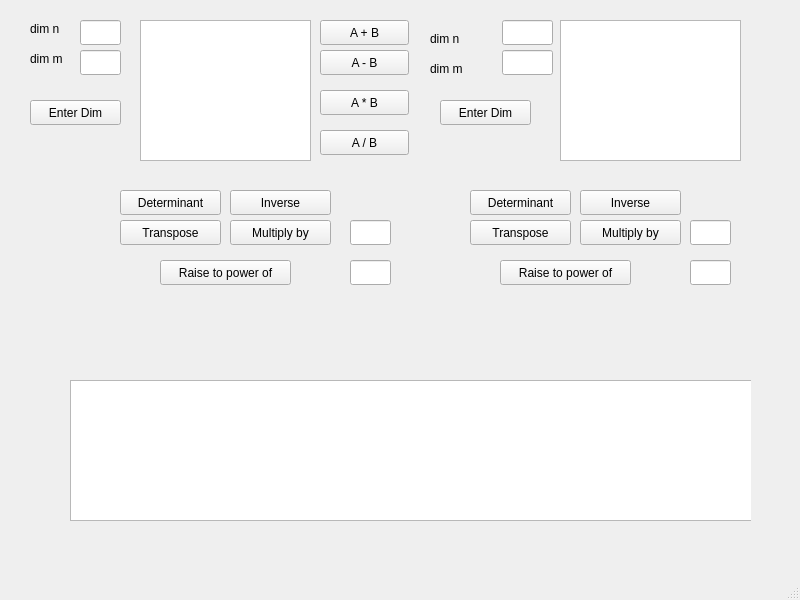
Jelena-Zivovic/RS014-geek-calculator, file src/geek-calculator/mainwindow.ui: the form before one commit.
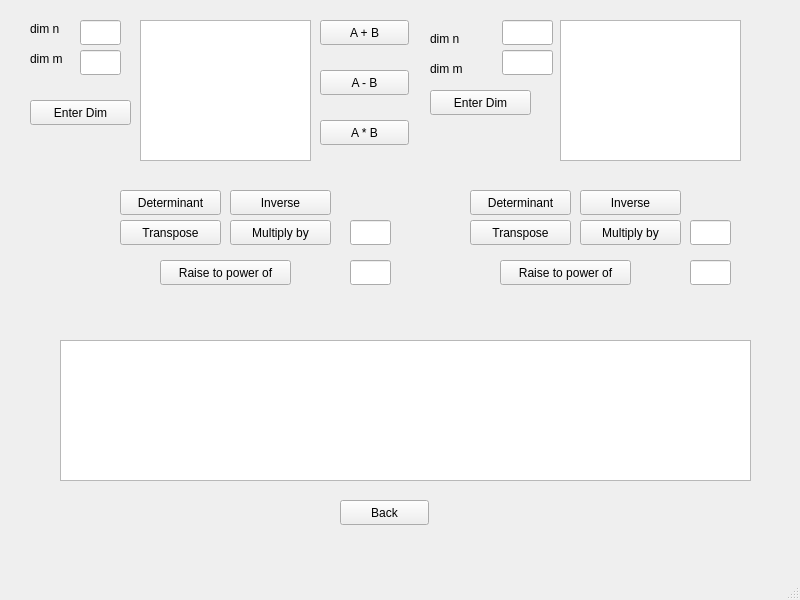
The form after the commit.

Commit message: updating matrix interface

Patch:
```diff
--- a/src/geek-calculator/mainwindow.ui
+++ b/src/geek-calculator/mainwindow.ui
@@ -113,7 +113,7 @@
        <rect>
         <x>10</x>
         <y>90</y>
-        <width>91</width>
+        <width>101</width>
         <height>25</height>
        </rect>
       </property>
@@ -180,8 +180,8 @@
      <widget class="QPlainTextEdit" name="matrixOutputPlainTextEdit">
       <property name="geometry">
        <rect>
-        <x>50</x>
-        <y>370</y>
+        <x>40</x>
+        <y>330</y>
         <width>691</width>
         <height>141</height>
        </rect>
@@ -204,7 +204,7 @@
       <property name="geometry">
        <rect>
         <x>300</x>
-        <y>40</y>
+        <y>60</y>
         <width>89</width>
         <height>25</height>
        </rect>
@@ -217,7 +217,7 @@
       <property name="geometry">
        <rect>
         <x>300</x>
-        <y>80</y>
+        <y>110</y>
         <width>89</width>
         <height>25</height>
        </rect>
@@ -226,19 +226,6 @@
        <string>A * B</string>
       </property>
      </widget>
-     <widget class="QPushButton" name="divideButton">
-      <property name="geometry">
-       <rect>
-        <x>300</x>
-        <y>120</y>
-        <width>89</width>
-        <height>25</height>
-       </rect>
-      </property>
-      <property name="text">
-       <string>A / B</string>
-      </property>
-     </widget>
      <widget class="QPlainTextEdit" name="matrixInputPlainTextEditA">
       <property name="geometry">
        <rect>
@@ -252,9 +239,9 @@
      <widget class="QPushButton" name="enterDimensionButtonB">
       <property name="geometry">
        <rect>
-        <x>420</x>
-        <y>90</y>
-        <width>91</width>
+        <x>410</x>
+        <y>80</y>
+        <width>101</width>
         <height>25</height>
        </rect>
       </property>
@@ -432,6 +419,19 @@
        </rect>
       </property>
      </widget>
+     <widget class="QPushButton" name="goFromMatrixToMainPageButton">
+      <property name="geometry">
+       <rect>
+        <x>320</x>
+        <y>490</y>
+        <width>89</width>
+        <height>25</height>
+       </rect>
+      </property>
+      <property name="text">
+       <string>Back</string>
+      </property>
+     </widget>
     </widget>
     <widget class="QWidget" name="commonCalculatorPage">
      <widget class="QPushButton" name="goBackToMainPageButton">
```
Left out of the diff: 6 changed lines with no effect on the pictures. The commit also changes 11 other files.
